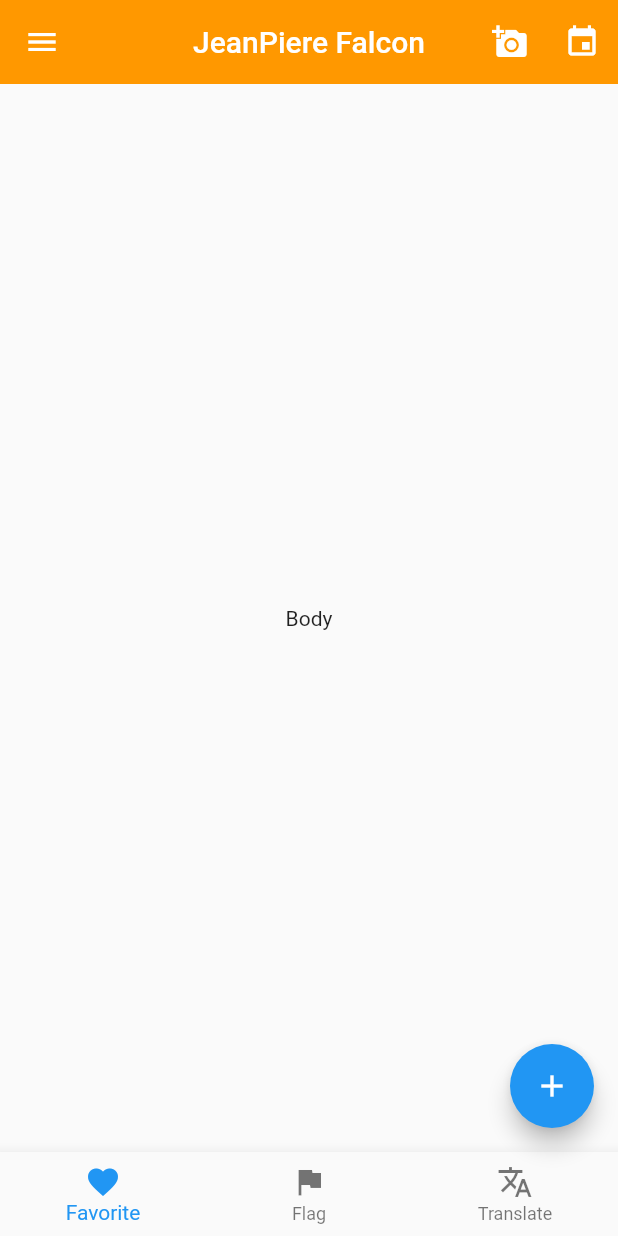
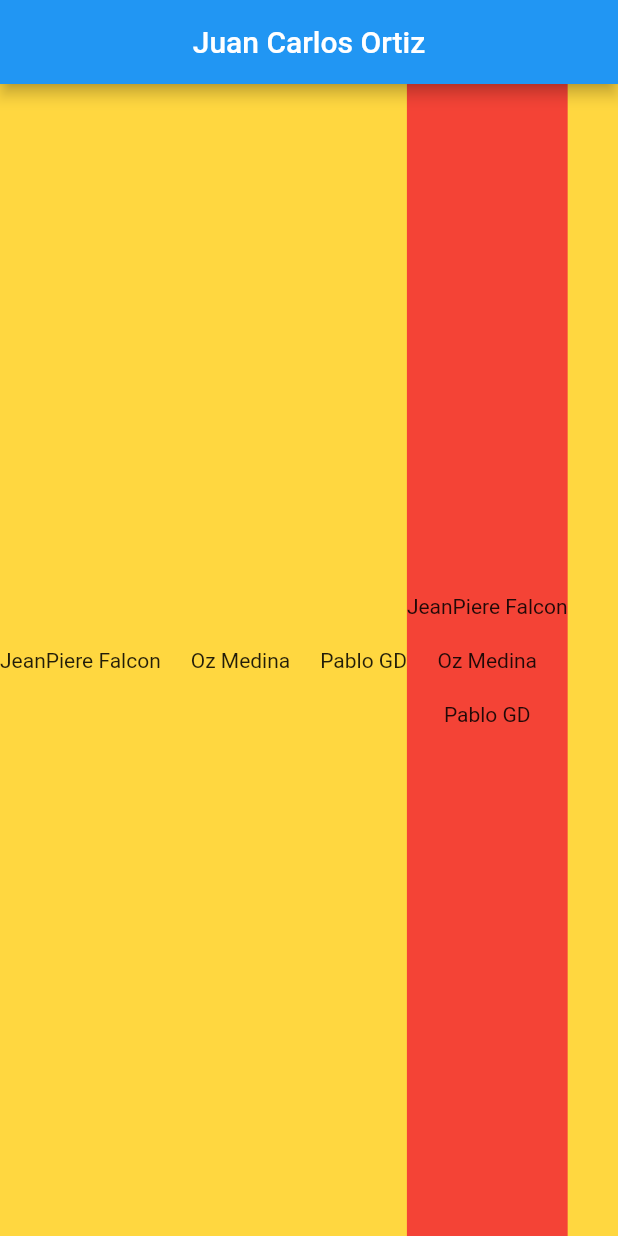
Before and after one commit to LuisYauri/flutter_semana_2_demo, a Flutter app: the screen it shows after launch, on a phone screen of 412 x 824 dp. Run offline on Flutter 3.47's test engine with Material 2 defaults, Android fonts, the phone set to English and light mode, and no system bars.

Commit message:
Add widget page-2

```diff
--- a/lib/main.dart
+++ b/lib/main.dart
@@ -1,8 +1,8 @@
 import 'package:flutter/material.dart';
 
-import 'pages/home-page.dart';
+import 'pages/widget-page-2.dart';
 
 void main() => runApp(MaterialApp(
       debugShowCheckedModeBanner: false,
-      home: HomePage(),
+      home: WidgetPage2(),
     ));
--- /dev/null
+++ b/lib/pages/widget-page-2.dart
@@ -0,0 +1,57 @@
+import 'package:flutter/material.dart';
+
+class WidgetPage2 extends StatefulWidget {
+  @override
+  _WidgetPage2State createState() => _WidgetPage2State();
+}
+
+class _WidgetPage2State extends State<WidgetPage2> {
+  @override
+  Widget build(BuildContext context) {
+    return Scaffold(
+      appBar: AppBar(
+        title: Text('Juan Carlos Ortiz'),
+        centerTitle: true,
+      ),
+      body: Container(
+        width: double.infinity,
+        height: double.infinity,
+        decoration: BoxDecoration(
+          color: Colors.amberAccent,
+        ),
+        child: Row(
+          mainAxisAlignment: MainAxisAlignment.start,
+          crossAxisAlignment: CrossAxisAlignment.center,
+          children: <Widget>[
+            Text('JeanPiere Falcon'),
+            SizedBox(
+              width: 20,
+            ),
+            Text('Oz Medina'),
+            SizedBox(
+              width: 20,
+            ),
+            Text('Pablo GD'),
+            Container(
+              color: Colors.red,
+              child: Column(
+                mainAxisAlignment: MainAxisAlignment.center,
+                children: <Widget>[
+                  Text('JeanPiere Falcon'),
+                  SizedBox(
+                    height: 20,
+                  ),
+                  Text('Oz Medina'),
+                  SizedBox(
+                    height: 20,
+                  ),
+                  Text('Pablo GD'),
+                ],
+              ),
+            ),
+          ],
+        ),
+      ),
+    );
+  }
+}
```
Also changed, not shown: lib/pages/widget-page-1.dart (added, +35 -0 lines).
